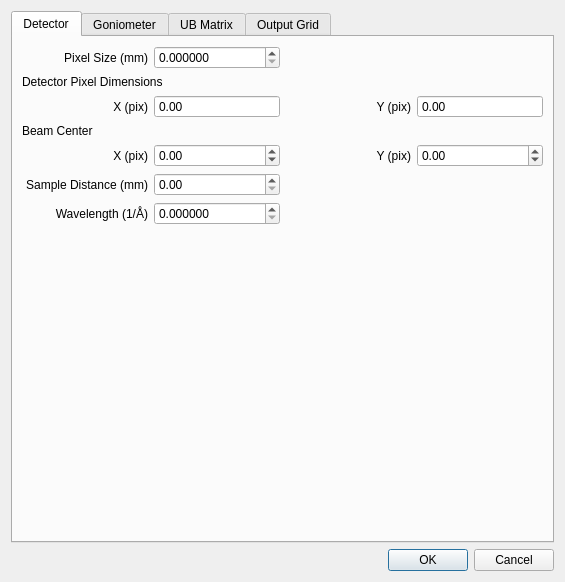
guyjennings/cctw, file cctwqt/cctwqtsetuptransformdialog.ui: the form before one commit.
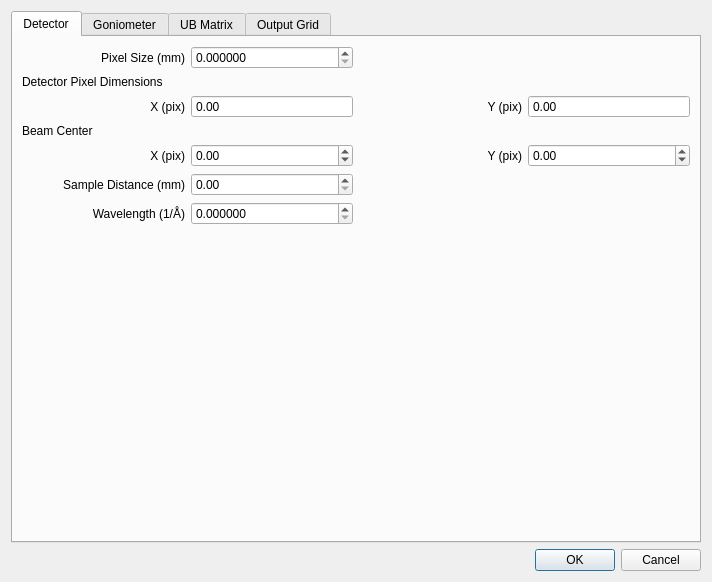
The form after the commit.

```diff
--- a/cctwqt/cctwqtsetuptransformdialog.ui
+++ b/cctwqt/cctwqtsetuptransformdialog.ui
@@ -6,7 +6,7 @@
    <rect>
     <x>0</x>
     <y>0</y>
-    <width>565</width>
+    <width>712</width>
     <height>582</height>
    </rect>
   </property>
```
